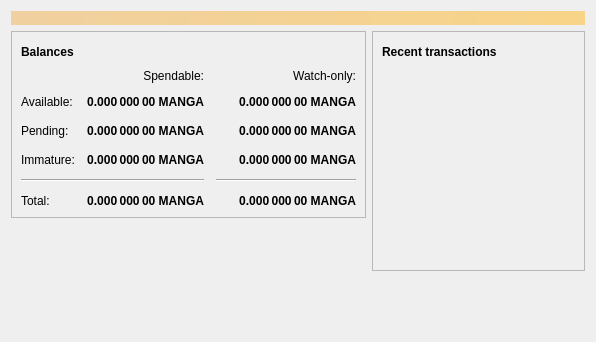
Above: src/qt/forms/overviewpage.ui from mangacoinproject/mangacoin before the change. Below: the same form after it.
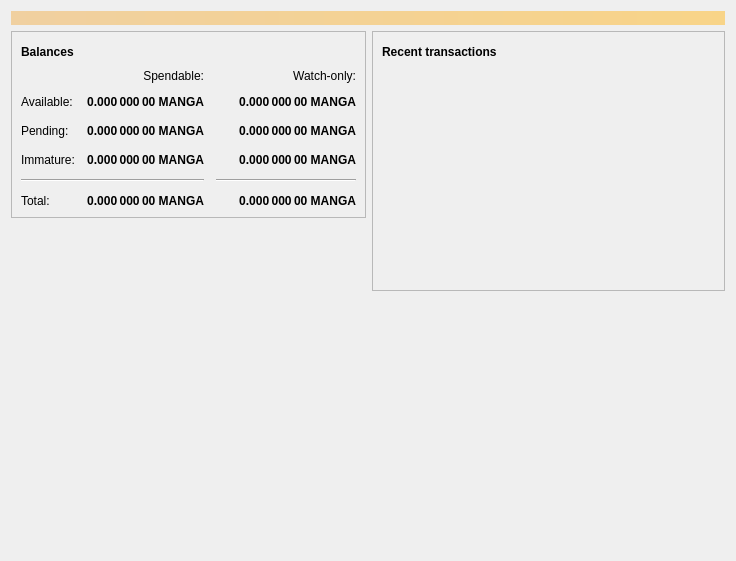
That is the form after the change. Icons and pictures are not drawn.

```diff
--- a/src/qt/forms/overviewpage.ui
+++ b/src/qt/forms/overviewpage.ui
@@ -6,8 +6,8 @@
    <rect>
     <x>0</x>
     <y>0</y>
-    <width>596</width>
-    <height>342</height>
+    <width>736</width>
+    <height>561</height>
    </rect>
   </property>
   <property name="windowTitle">
```
Left out of the diff: 17 changed lines with no effect on the pictures.
